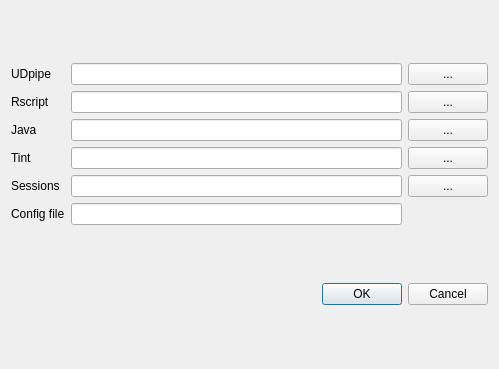
Old version of the form forms/settings.ui in the repository zorbaproject/Bran.
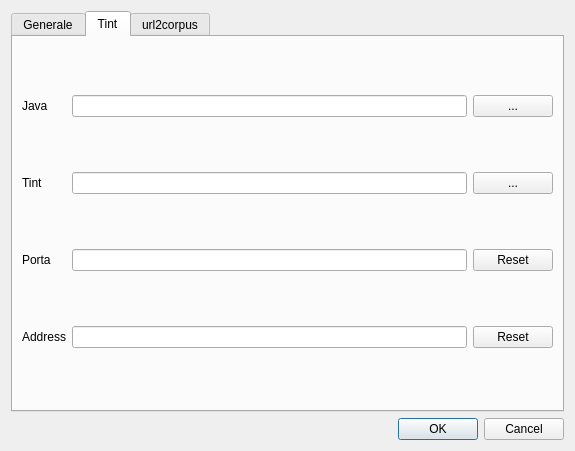
New version of the form. The open tabs and pages were chosen to show the change.

Diff of the .ui file:
```diff
--- a/forms/settings.ui
+++ b/forms/settings.ui
@@ -6,8 +6,8 @@
    <rect>
     <x>0</x>
     <y>0</y>
-    <width>499</width>
-    <height>369</height>
+    <width>575</width>
+    <height>451</height>
    </rect>
   </property>
   <property name="windowTitle">
@@ -15,8 +15,18 @@
   </property>
   <layout class="QVBoxLayout" name="verticalLayout">
    <item>
+    <widget class="QTabWidget" name="tabWidget">
+     <property name="currentIndex">
+      <number>0</number>
+     </property>
+     <widget class="QWidget" name="tab">
+      <attribute name="title">
+       <string>Generale</string>
+      </attribute>
+      <layout class="QVBoxLayout" name="verticalLayout_2">
+       <item>
     <layout class="QGridLayout" name="gridLayout">
-     <item row="1" column="0">
+         <item row="2" column="0">
       <widget class="QLabel" name="label_2">
        <property name="text">
         <string>Rscript</string>
@@ -30,41 +40,14 @@
        </property>
       </widget>
      </item>
-     <item row="4" column="2">
-      <widget class="QLineEdit" name="lineEdit_5"/>
-     </item>
-     <item row="1" column="2">
-      <widget class="QLineEdit" name="lineEdit_2"/>
-     </item>
-     <item row="2" column="2">
-      <widget class="QLineEdit" name="java"/>
-     </item>
-     <item row="3" column="0">
-      <widget class="QLabel" name="label_4">
-       <property name="text">
-        <string>Tint</string>
-       </property>
-      </widget>
-     </item>
-     <item row="3" column="3">
-      <widget class="QPushButton" name="loadtint">
-       <property name="text">
-        <string>...</string>
-       </property>
-      </widget>
-     </item>
      <item row="3" column="2">
-      <widget class="QLineEdit" name="tintlib"/>
+          <widget class="QLineEdit" name="sessions"/>
+         </item>
+         <item row="2" column="2">
+          <widget class="QLineEdit" name="rscript"/>
      </item>
      <item row="2" column="3">
-      <widget class="QPushButton" name="loadjava">
-       <property name="text">
-        <string>...</string>
-       </property>
-      </widget>
-     </item>
-     <item row="1" column="3">
-      <widget class="QPushButton" name="pushButton_2">
+          <widget class="QPushButton" name="loadrscript">
        <property name="text">
         <string>...</string>
        </property>
@@ -77,48 +60,182 @@
        </property>
       </widget>
      </item>
-     <item row="2" column="0">
-      <widget class="QLabel" name="label_3">
+         <item row="1" column="3">
+          <widget class="QPushButton" name="loadudpipemodels">
        <property name="text">
-        <string>Java</string>
+            <string>...</string>
+           </property>
+          </widget>
+         </item>
+         <item row="1" column="2">
+          <widget class="QLineEdit" name="udpipemodels"/>
+         </item>
+         <item row="1" column="0">
+          <widget class="QLabel" name="label_7">
+           <property name="text">
+            <string>UDpipe model</string>
        </property>
       </widget>
      </item>
      <item row="0" column="2">
-      <widget class="QLineEdit" name="lineEdit"/>
-     </item>
-     <item row="4" column="3">
-      <widget class="QPushButton" name="pushButton_5">
+          <widget class="QLineEdit" name="udpipe"/>
+         </item>
+         <item row="3" column="3">
+          <widget class="QPushButton" name="clearsessions">
        <property name="text">
-        <string>...</string>
+            <string>Pulisci</string>
        </property>
       </widget>
      </item>
-     <item row="4" column="0">
+         <item row="3" column="0">
       <widget class="QLabel" name="label_5">
        <property name="text">
         <string>Sessions</string>
        </property>
       </widget>
      </item>
-     <item row="5" column="2">
-      <widget class="QLineEdit" name="lineEdit_6">
-       <property name="enabled">
-        <bool>true</bool>
-       </property>
-       <property name="readOnly">
-        <bool>true</bool>
-       </property>
-      </widget>
-     </item>
-     <item row="5" column="0">
+        </layout>
+       </item>
+       <item>
+        <layout class="QHBoxLayout" name="horizontalLayout">
+         <item>
       <widget class="QLabel" name="label_6">
        <property name="text">
         <string>Config file</string>
        </property>
       </widget>
      </item>
-    </layout>
+         <item>
+          <widget class="QLineEdit" name="configfile">
+           <property name="enabled">
+            <bool>true</bool>
+           </property>
+           <property name="readOnly">
+            <bool>true</bool>
+           </property>
+          </widget>
+         </item>
+        </layout>
+       </item>
+      </layout>
+     </widget>
+     <widget class="QWidget" name="tab_2">
+      <attribute name="title">
+       <string>Tint</string>
+      </attribute>
+      <layout class="QGridLayout" name="gridLayout_2">
+       <item row="0" column="2">
+        <widget class="QPushButton" name="loadjava">
+         <property name="text">
+          <string>...</string>
+         </property>
+        </widget>
+       </item>
+       <item row="0" column="1">
+        <widget class="QLineEdit" name="java"/>
+       </item>
+       <item row="1" column="0">
+        <widget class="QLabel" name="label_4">
+         <property name="text">
+          <string>Tint</string>
+         </property>
+        </widget>
+       </item>
+       <item row="2" column="0">
+        <widget class="QLabel" name="label_8">
+         <property name="text">
+          <string>Porta</string>
+         </property>
+        </widget>
+       </item>
+       <item row="1" column="2">
+        <widget class="QPushButton" name="loadtint">
+         <property name="text">
+          <string>...</string>
+         </property>
+        </widget>
+       </item>
+       <item row="1" column="1">
+        <widget class="QLineEdit" name="tintlib"/>
+       </item>
+       <item row="0" column="0">
+        <widget class="QLabel" name="label_3">
+         <property name="text">
+          <string>Java</string>
+         </property>
+        </widget>
+       </item>
+       <item row="3" column="0">
+        <widget class="QLabel" name="label_9">
+         <property name="text">
+          <string>Address</string>
+         </property>
+        </widget>
+       </item>
+       <item row="2" column="1">
+        <widget class="QLineEdit" name="port"/>
+       </item>
+       <item row="3" column="1">
+        <widget class="QLineEdit" name="address"/>
+       </item>
+       <item row="2" column="2">
+        <widget class="QPushButton" name="resetport">
+         <property name="text">
+          <string>Reset</string>
+         </property>
+        </widget>
+       </item>
+       <item row="3" column="2">
+        <widget class="QPushButton" name="resetaddress">
+         <property name="text">
+          <string>Reset</string>
+         </property>
+        </widget>
+       </item>
+      </layout>
+     </widget>
+     <widget class="QWidget" name="tab_3">
+      <attribute name="title">
+       <string>url2corpus</string>
+      </attribute>
+      <layout class="QGridLayout" name="gridLayout_3">
+       <item row="0" column="0">
+        <widget class="QLabel" name="label_10">
+         <property name="text">
+          <string>Facebook</string>
+         </property>
+        </widget>
+       </item>
+       <item row="1" column="2">
+        <widget class="QPushButton" name="resettwitter">
+         <property name="text">
+          <string>Clear</string>
+         </property>
+        </widget>
+       </item>
+       <item row="0" column="2">
+        <widget class="QPushButton" name="resetfacebook">
+         <property name="text">
+          <string>Clear</string>
+         </property>
+        </widget>
+       </item>
+       <item row="1" column="0">
+        <widget class="QLabel" name="label_11">
+         <property name="text">
+          <string>Twitter</string>
+         </property>
+        </widget>
+       </item>
+       <item row="0" column="1">
+        <widget class="QLineEdit" name="facebook"/>
+       </item>
+       <item row="1" column="1">
+        <widget class="QLineEdit" name="twitter"/>
+       </item>
+      </layout>
+     </widget>
+    </widget>
    </item>
    <item>
     <widget class="QDialogButtonBox" name="buttonBox">
```
Left out of the diff: 2 changed lines with no effect on the pictures. Lines whose indentation alone changed are shown as unchanged.
